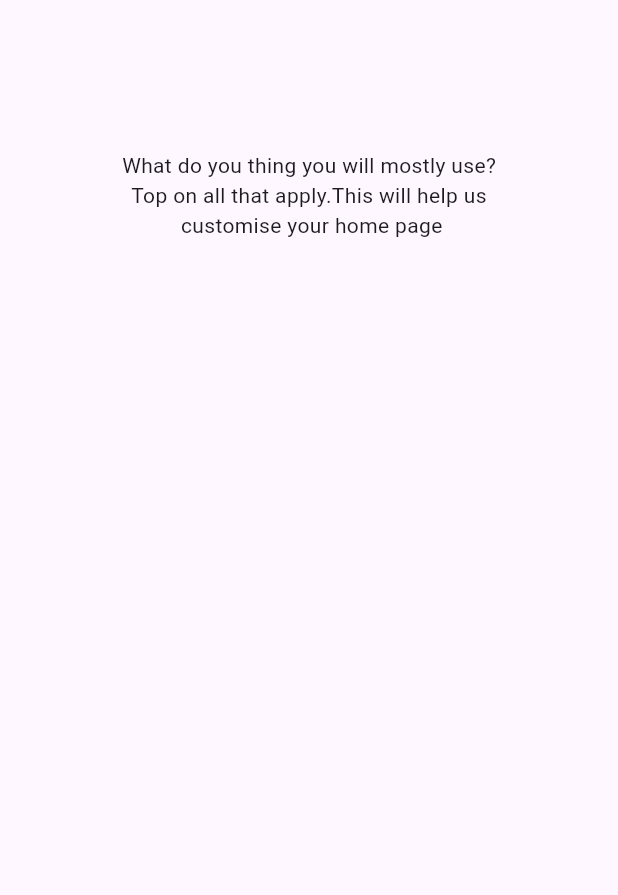
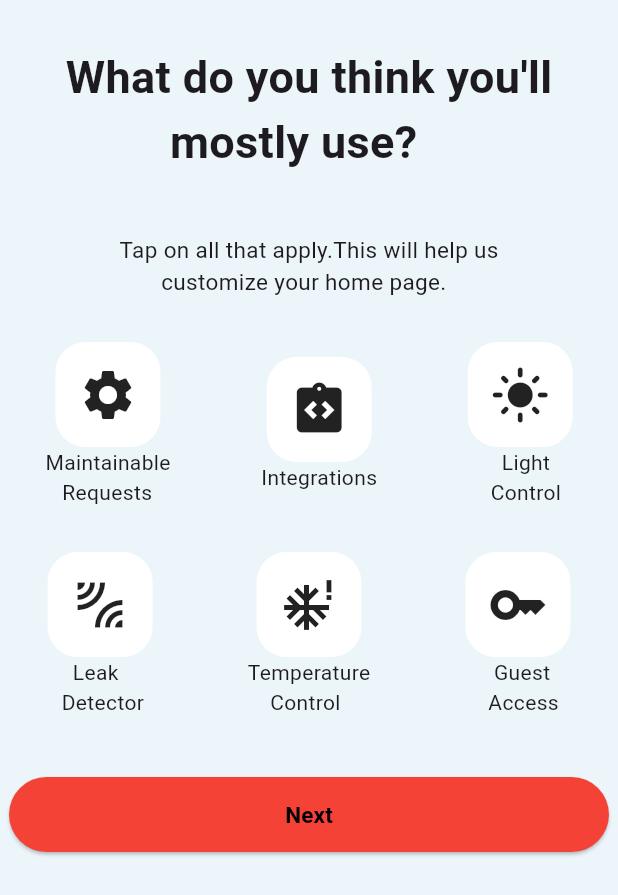
Before and after one commit to akhilapg/Design1, a Flutter app: the screen it shows after launch, on a phone screen of 412 x 824 dp. Shown: the top 895 px of the screen. Run offline on Flutter 3.47's test engine with Material 3 defaults, Android fonts, the phone set to English and light mode, and no system bars.

Commit message:
created and edited first page

```diff
--- /dev/null
+++ b/lib/first_page.dart
@@ -0,0 +1,86 @@
+import 'package:flutter/material.dart';
+
+class FirstScreen extends StatelessWidget {
+  const FirstScreen({super.key});
+
+  @override
+  Widget build(BuildContext context) {
+    return Scaffold(
+      backgroundColor: Color(0xFFecf5fa),
+      body: Column(
+        children: [
+          SizedBox(height: 30),
+          Text(
+            "What do you think you'll\n         mostly use?",
+            style: TextStyle(fontWeight: FontWeight.bold, fontSize: 30),
+          ),
+          SizedBox(height: 40),
+          Text(
+            "Tap on all that apply.This will help us\n       customize your home page.",
+            style: TextStyle(fontSize: 15),
+          ),
+          SizedBox(height: 30),
+          Row(
+            mainAxisAlignment: MainAxisAlignment.spaceAround,
+            children: [
+              buildIconContainer(Icons.settings, "Maintainable\n   Requests"),
+              buildIconContainer(
+                Icons.integration_instructions,
+                "Integrations",
+              ),
+              buildIconContainer(Icons.light_mode, "    Light\n  Control"),
+            ],
+          ),
+          SizedBox(height: 30),
+          Row(
+            mainAxisAlignment: MainAxisAlignment.spaceAround,
+            children: [
+              buildIconContainer(Icons.leak_add, "   Leak\n Detector"),
+              buildIconContainer(Icons.severe_cold, "Temperature\n    Control"),
+              buildIconContainer(Icons.key, "   Guest\n  Access"),
+            ],
+          ),
+          SizedBox(height: 40),
+          ElevatedButton(
+            style: ElevatedButton.styleFrom(
+              backgroundColor: Colors.red,
+              maximumSize: Size(400, 50),
+              // minimumSize: Size(150,48),
+              shape: RoundedRectangleBorder(
+                borderRadius: BorderRadius.circular(30),
+              ),
+            ),
+            onPressed: () {},
+            child: Center(
+              child: Text(
+                "Next",
+                style: TextStyle(
+                  color: Colors.black,
+                  fontWeight: FontWeight.bold,
+                  fontSize: 15,
+                ),
+              ),
+            ),
+          ),
+        ],
+      ),
+    );
+  }
+}
+
+Widget buildIconContainer(IconData icon, String text) {
+  return Column(
+    children: [
+      Container(
+        width: 70,
+        height: 70,
+        decoration: BoxDecoration(
+          color: Colors.white,
+          borderRadius: BorderRadius.circular(20),
+        ),
+        child: Center(child: Icon(icon, size: 40)),
+      ),
+      Text(text),
+    ],
+  );
+}
--- a/lib/main.dart
+++ b/lib/main.dart
@@ -1,3 +1,4 @@
+import 'package:design1_iotapp/first_page.dart';
 import 'package:flutter/material.dart';
 
 void main() {
@@ -10,26 +11,8 @@ class MyApp extends StatelessWidget {
   @override
   Widget build(BuildContext context) {
     return MaterialApp(
-      debugShowCheckedModeBanner: false, //Root widget
-      home: Scaffold(
-        body: Column(
-
-          crossAxisAlignment: CrossAxisAlignment.start,
-          children: [
-            SizedBox(height: 100,),
-            Align(alignment: Alignment.topCenter,child: Text('What do you thing you will mostly use?')),
-            Align(alignment: Alignment.center,
-              child: Text(
-                'Top on all that apply.This will help us\n customise your home page',
-                textAlign: TextAlign.center,
-                maxLines: 2,
-                overflow: TextOverflow.ellipsis,
-              ),
-            ),
-          ],
-        ),
-
-      ),
-    );
+      home: FirstScreen(),
+      debugShowCheckedModeBanner: false,
+    ); //Root widget
   }
 }
```
Also changed, not shown: lib/second_page.dart (added).
